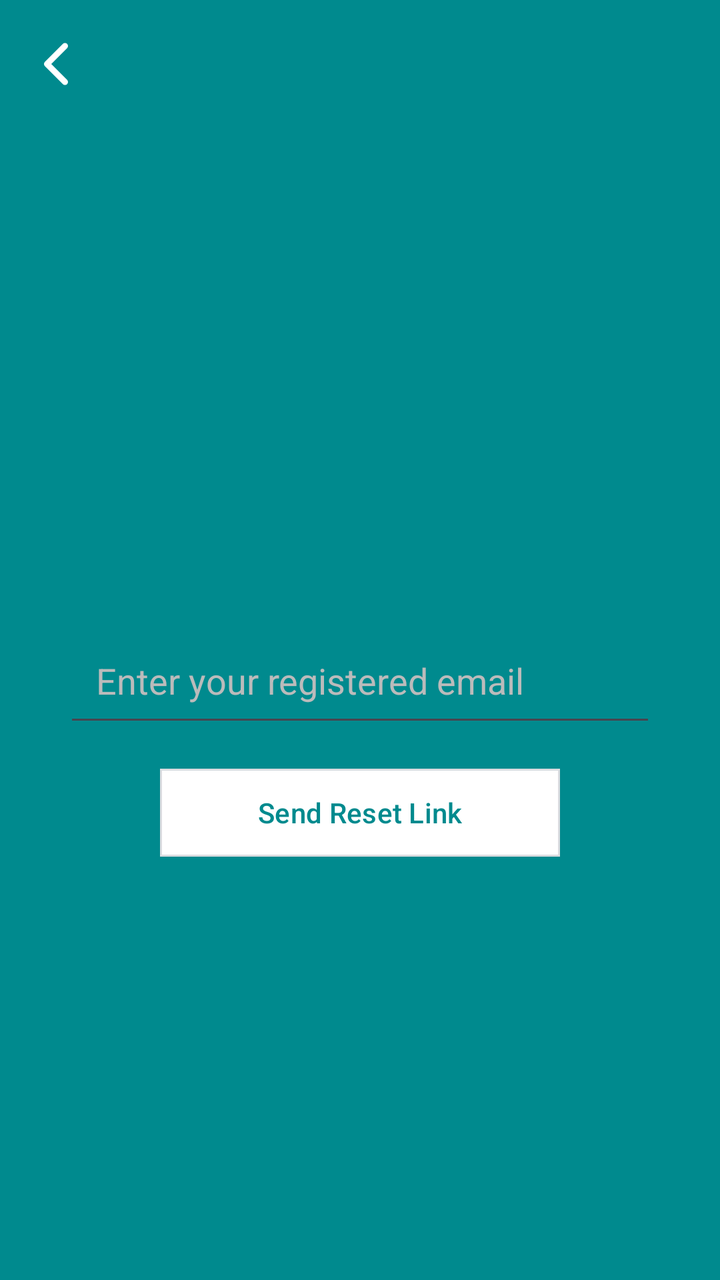
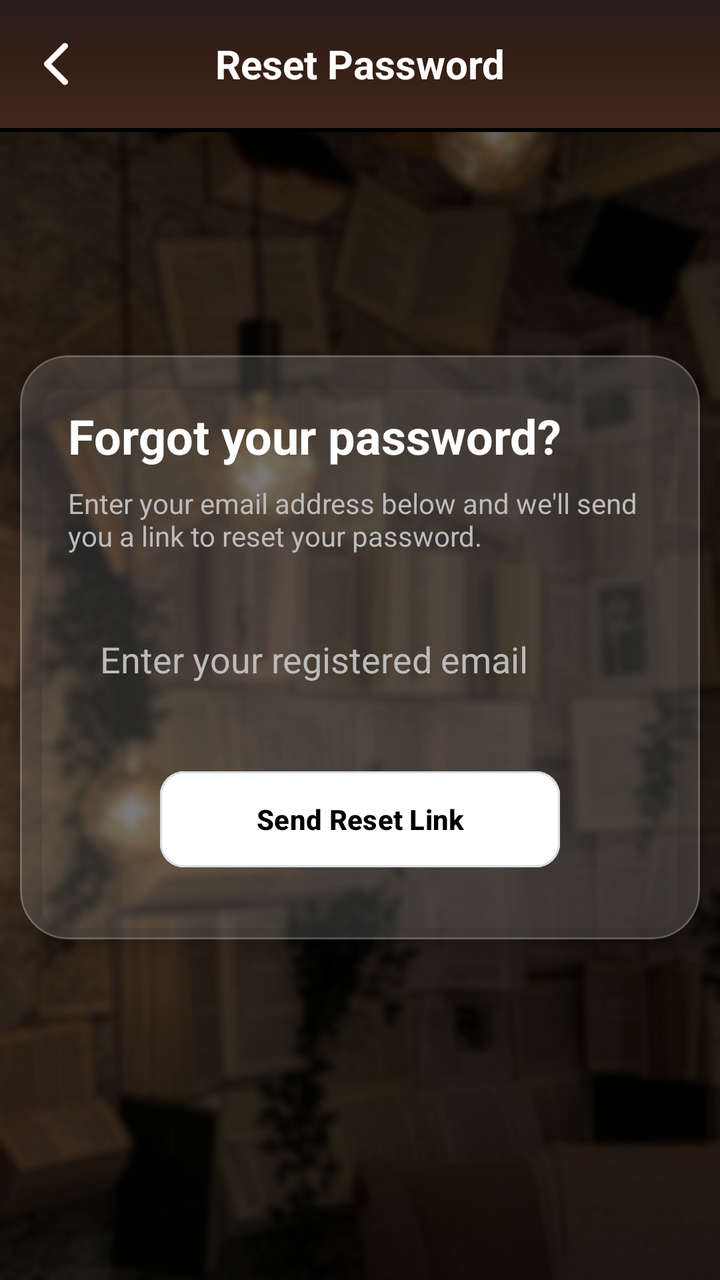

Compare the two renders of this Android layout. The source of the first and the diff that turns it into the second are given below.
<!-- AndroidManifest.xml: application theme Theme.Bookshelf -->
<!-- res/layout/activity_forgot_password.xml -->
<?xml version="1.0" encoding="utf-8"?>
<androidx.constraintlayout.widget.ConstraintLayout
    xmlns:android="http://schemas.android.com/apk/res/android"
    xmlns:app="http://schemas.android.com/apk/res-auto"
    xmlns:tools="http://schemas.android.com/tools"
    android:layout_width="match_parent"
    android:layout_height="match_parent"
    android:background="@color/background">


    <androidx.appcompat.widget.Toolbar
        android:id="@+id/toolbar"
        android:layout_width="match_parent"
        android:layout_height="?attr/actionBarSize"
        android:background="?attr/colorPrimary"
        android:backgroundTint="@color/background"
        app:titleTextColor="#FFFFFF"
        app:title=" "
        app:navigationIcon="@drawable/chevron_back"
        app:layout_constraintTop_toTopOf="parent" />

    <EditText
        android:id="@+id/resetEmailEditText"
        android:layout_width="0dp"
        android:layout_height="wrap_content"
        android:layout_marginHorizontal="32dp"
        android:layout_marginTop="312dp"
        android:hint="Enter your registered email"
        android:inputType="textEmailAddress"
        android:padding="16dp"
        android:textColor="@color/white"
        android:textColorHint="@color/hint_grey"
        app:layout_constraintEnd_toEndOf="parent"
        app:layout_constraintStart_toStartOf="parent"
        app:layout_constraintTop_toTopOf="parent" />

    <com.google.android.material.button.MaterialButton
        android:id="@+id/btn_send_reset_link"
        android:layout_width="200dp"
        android:layout_height="52dp"
        android:layout_marginHorizontal="32dp"
        android:layout_marginTop="12dp"
        android:backgroundTint="@color/white"
        android:text="Send Reset Link"
        android:textColor="@color/background"
        app:cornerRadius="0dp"
        app:layout_constraintEnd_toEndOf="@+id/resetEmailEditText"
        app:layout_constraintStart_toStartOf="@+id/resetEmailEditText"
        app:layout_constraintTop_toBottomOf="@+id/resetEmailEditText"
        app:strokeColor="@color/stroke"
        app:strokeWidth="1dp" />

</androidx.constraintlayout.widget.ConstraintLayout>
<!-- resources referenced by this layout -->
<resources>
  <color name="background">#008A8E</color>
  <color name="hint_grey">#BBBBBB</color>
  <color name="stroke">#DADCE0</color>
  <color name="white">#FFFFFFFF</color>
  <!-- drawable chevron_back (drawable) -->
  <vector xmlns:android="http://schemas.android.com/apk/res/android"
      android:width="32dp"
      android:height="32dp"
      android:viewportWidth="512"
      android:viewportHeight="512">
    <path
        android:pathData="M328,112l-144,144l144,144"
        android:strokeLineJoin="round"
        android:strokeWidth="48"
        android:fillColor="#00000000"
        android:strokeColor="@color/white"
        android:strokeLineCap="round"/>
  </vector>
  <style name="Theme.Bookshelf" parent="Base.Theme.Bookshelf" />
  <style name="Base.Theme.Bookshelf" parent="Theme.Material3.DayNight.NoActionBar">
          
          
      </style>
</resources>

<!-- the commit's change to res/layout/activity_forgot_password.xml (unified diff, before → after) -->
@@ -5,49 +5,108 @@
     xmlns:tools="http://schemas.android.com/tools"
     android:layout_width="match_parent"
     android:layout_height="match_parent"
-    android:background="@color/background">
-
+    android:background="@drawable/background">
 
     <androidx.appcompat.widget.Toolbar
+        android:text=" "
+        app:title=" "
         android:id="@+id/toolbar"
         android:layout_width="match_parent"
         android:layout_height="?attr/actionBarSize"
-        android:background="?attr/colorPrimary"
-        android:backgroundTint="@color/background"
-        app:titleTextColor="#FFFFFF"
-        app:title=" "
+        android:background="@drawable/blurred_brown_gradient"
+        android:theme="@style/ThemeOverlay.AppCompat.Dark.ActionBar"
         app:navigationIcon="@drawable/chevron_back"
-        app:layout_constraintTop_toTopOf="parent" />
+        app:navigationIconTint="@color/white"
+        app:layout_constraintTop_toTopOf="parent">
 
-    <EditText
-        android:id="@+id/resetEmailEditText"
-        android:layout_width="0dp"
+        <TextView
+            android:layout_width="wrap_content"
+            android:layout_height="wrap_content"
+            android:layout_gravity="center"
+            android:text="Reset Password"
+            android:textColor="@color/white"
+            android:textSize="20sp"
+            android:textStyle="bold" />
+    </androidx.appcompat.widget.Toolbar>
+    <View
+        android:id="@+id/toolbar_line"
+        android:layout_width="match_parent"
+        android:layout_height="2dp"
+        android:background="@color/black"
+        app:layout_constraintTop_toBottomOf="@id/toolbar" />
+    <com.google.android.material.card.MaterialCardView
+        android:id="@+id/resetCard"
+        android:layout_width="match_parent"
         android:layout_height="wrap_content"
-        android:layout_marginHorizontal="32dp"
-        android:layout_marginTop="312dp"
-        android:hint="Enter your registered email"
-        android:inputType="textEmailAddress"
-        android:padding="16dp"
-        android:textColor="@color/white"
-        android:textColorHint="@color/hint_grey"
+        android:layout_marginHorizontal="10dp"
+        app:cardBackgroundColor="#26FFFFFF"
+        app:cardCornerRadius="24dp"
+        app:cardElevation="8dp"
+        app:strokeColor="#33FFFFFF"
+        app:strokeWidth="1dp"
+        app:layout_constraintBottom_toBottomOf="parent"
         app:layout_constraintEnd_toEndOf="parent"
         app:layout_constraintStart_toStartOf="parent"
-        app:layout_constraintTop_toTopOf="parent" />
+        app:layout_constraintTop_toBottomOf="@id/toolbar"
+        app:layout_constraintVertical_bias="0.4">
 
-    <com.google.android.material.button.MaterialButton
-        android:id="@+id/btn_send_reset_link"
-        android:layout_width="200dp"
-        android:layout_height="52dp"
-        android:layout_marginHorizontal="32dp"
-        android:layout_marginTop="12dp"
-        android:backgroundTint="@color/white"
-        android:text="Send Reset Link"
-        android:textColor="@color/background"
-        app:cornerRadius="0dp"
-        app:layout_constraintEnd_toEndOf="@+id/resetEmailEditText"
-        app:layout_constraintStart_toStartOf="@+id/resetEmailEditText"
-        app:layout_constraintTop_toBottomOf="@+id/resetEmailEditText"
-        app:strokeColor="@color/stroke"
-        app:strokeWidth="1dp" />
+        <androidx.constraintlayout.widget.ConstraintLayout
+            android:layout_width="match_parent"
+            android:layout_height="wrap_content"
+            android:padding="24dp">
+
+            <TextView
+                android:id="@+id/tv_reset_info"
+                android:layout_width="match_parent"
+                android:layout_height="wrap_content"
+                android:text="Forgot your password?"
+                android:textColor="@color/white"
+                android:textSize="24sp"
+                android:textStyle="bold"
+                app:layout_constraintTop_toTopOf="parent" />
+
+            <TextView
+                android:id="@+id/tv_reset_sub"
+                android:layout_width="match_parent"
+                android:layout_height="wrap_content"
+                android:layout_marginTop="8dp"
+                android:text="Enter your email address below and we'll send you a link to reset your password."
+                android:textColor="@color/hint_grey"
+                android:textSize="14sp"
+                app:layout_constraintTop_toBottomOf="@id/tv_reset_info" />
+
+            <EditText
+                android:id="@+id/resetEmailEditText"
+                android:layout_width="match_parent"
+                android:layout_height="wrap_content"
+                android:layout_marginTop="24dp"
+                android:hint="Enter your registered email"
+                android:inputType="textEmailAddress"
+                android:padding="16dp"
+                android:background="@drawable/button_border"
+                android:textColor="@color/white"
+                android:textColorHint="@color/hint_grey"
+                app:layout_constraintTop_toBottomOf="@id/tv_reset_sub" />
+
+            <com.google.android.material.button.MaterialButton
+                android:id="@+id/btn_send_reset_link"
+                android:layout_width="200dp"
+                android:layout_height="56dp"
+                android:layout_marginTop="24dp"
+                android:layout_marginBottom="8dp"
+                android:backgroundTint="@color/white"
+                android:text="Send Reset Link"
+                android:textColor="@color/black"
+                android:textStyle="bold"
+                app:cornerRadius="12dp"
+                app:layout_constraintBottom_toBottomOf="parent"
+                app:layout_constraintEnd_toEndOf="parent"
+                app:layout_constraintStart_toStartOf="parent"
+                app:layout_constraintTop_toBottomOf="@+id/resetEmailEditText"
+                app:strokeColor="@color/stroke"
+                app:strokeWidth="1dp" />
+
+        </androidx.constraintlayout.widget.ConstraintLayout>
+    </com.google.android.material.card.MaterialCardView>
 
 </androidx.constraintlayout.widget.ConstraintLayout>
<!-- resource entries referenced after the edit -->
@@ -1,9 +1,29 @@
 <!-- resources referenced by this layout -->
 <resources>
-  <color name="background">#008A8E</color>
+  <color name="black">#FF000000</color>
   <color name="hint_grey">#BBBBBB</color>
   <color name="stroke">#DADCE0</color>
   <color name="white">#FFFFFFFF</color>
+  <!-- drawable background: png bitmap (drawable, 415359 bytes) -->
+  <!-- drawable blurred_brown_gradient (drawable) -->
+  <?xml version="1.0" encoding="utf-8"?>
+  
+  <shape xmlns:android="http://schemas.android.com/apk/res/android"
+      android:shape="rectangle">
+      <gradient
+          android:type="linear"
+          android:angle="270"
+          android:gradientRadius="600dp"
+          android:startColor="#281D1A"
+          android:centerColor="#351F16"
+          android:endColor="#43271C" />
+  </shape>
+  <!-- drawable button_border (drawable) -->
+  <?xml version="1.0" encoding="utf-8"?>
+  
+  <selector xmlns:android="http://schemas.android.com/apk/res/android">
+  
+  </selector>
   <!-- drawable chevron_back (drawable) -->
   <vector xmlns:android="http://schemas.android.com/apk/res/android"
       android:width="32dp"
